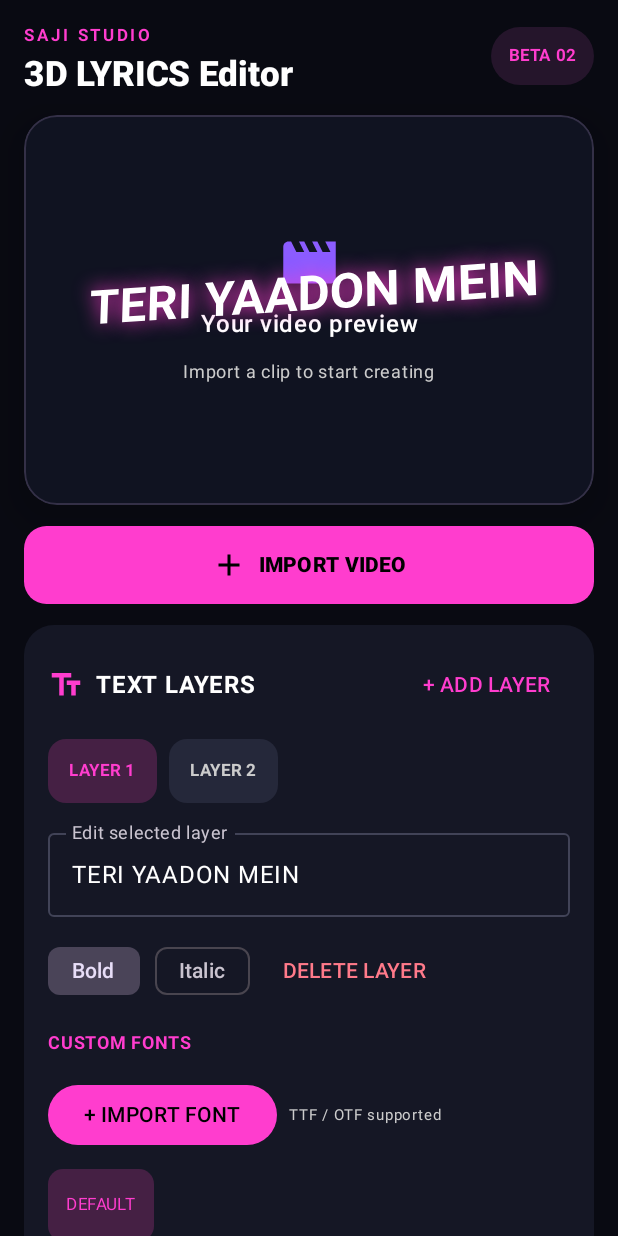
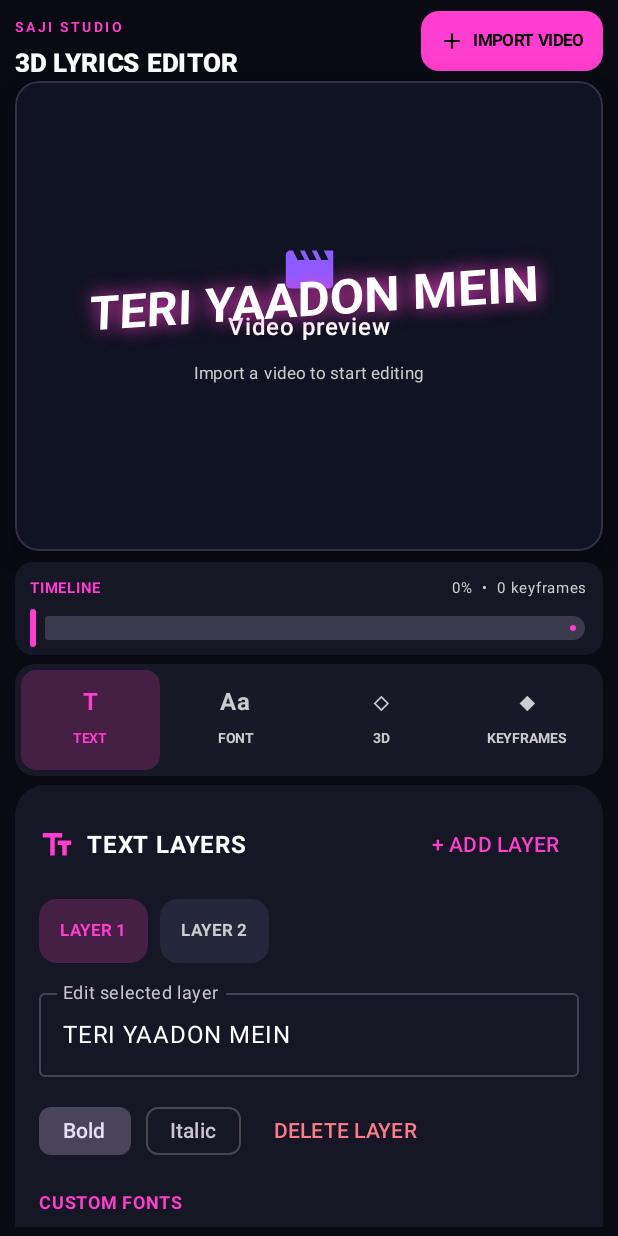
Before and after one commit to sagidsaim001-jpg/3D-LYRICS-Editor, an Android app built with Jetpack Compose: the screen it shows after launch (MainActivity), on a phone screen of 412 x 824 dp. Run offline under Robolectric (Android 15) with nearby library versions, the phone set to English and light mode, and no system bars; 2 statements that could not run were skipped.

Commit message:
Redesign editor with fixed video preview and CapCut-style bottom tool dock

```diff
--- a/app/src/main/java/com/saji/threedlyrics/MainActivity.kt
+++ b/app/src/main/java/com/saji/threedlyrics/MainActivity.kt
@@ -120,68 +120,70 @@ private fun EditorScreen() {
         secondary = Violet, onBackground = Color.White, onSurface = Color.White
     )) {
         Scaffold(containerColor = Night) { padding ->
-            Column(
-                modifier = Modifier.fillMaxSize().padding(padding)
-                    .verticalScroll(rememberScrollState())
-                    .padding(horizontal = 16.dp, vertical = 12.dp),
-                verticalArrangement = Arrangement.spacedBy(14.dp)
-            ) {
-                Row(verticalAlignment = Alignment.CenterVertically, horizontalArrangement = Arrangement.SpaceBetween, modifier = Modifier.fillMaxWidth()) {
+            var activeTool by remember { mutableStateOf("TEXT") }
+            Column(Modifier.fillMaxSize().padding(padding).padding(horizontal = 10.dp, vertical = 6.dp)) {
+                Row(Modifier.fillMaxWidth().height(42.dp), verticalAlignment = Alignment.CenterVertically, horizontalArrangement = Arrangement.SpaceBetween) {
                     Column {
-                        Text("SAJI STUDIO", color = Pink, fontSize = 11.sp, fontWeight = FontWeight.Bold, letterSpacing = 2.sp)
-                        Text("3D LYRICS Editor", color = Color.White, fontSize = 23.sp, fontWeight = FontWeight.ExtraBold)
+                        Text("SAJI STUDIO", color = Pink, fontSize = 9.sp, fontWeight = FontWeight.Bold, letterSpacing = 2.sp)
+                        Text("3D LYRICS EDITOR", color = Color.White, fontSize = 17.sp, fontWeight = FontWeight.ExtraBold)
                     }
-                    Surface(color = Color(0xFF25152B), shape = RoundedCornerShape(50)) {
-                        Text("BETA 02", color = Pink, modifier = Modifier.padding(horizontal = 12.dp, vertical = 7.dp), fontSize = 11.sp, fontWeight = FontWeight.Bold)
+                    Button(onClick = { picker.launch(arrayOf("video/*")) }, shape = RoundedCornerShape(12.dp),
+                        contentPadding = PaddingValues(horizontal = 12.dp, vertical = 7.dp),
+                        colors = ButtonDefaults.buttonColors(containerColor = Pink, contentColor = Color.Black)) {
+                        Icon(Icons.Default.Add, null, modifier = Modifier.size(17.dp)); Spacer(Modifier.width(5.dp))
+                        Text(if (videoUri == null) "IMPORT VIDEO" else "CHANGE VIDEO", fontSize = 11.sp, fontWeight = FontWeight.Bold)
                     }
                 }
-
-                Box(
-                    modifier = Modifier.fillMaxWidth().height(260.dp)
-                        .shadow(18.dp, RoundedCornerShape(22.dp))
-                        .background(Color(0xFF101321), RoundedCornerShape(22.dp))
-                        .border(1.dp, Color(0xFF343047), RoundedCornerShape(22.dp)),
-                    contentAlignment = Alignment.Center
-                ) {
+                Box(Modifier.fillMaxWidth().weight(1f).padding(top = 6.dp, bottom = 7.dp)
+                    .shadow(14.dp, RoundedCornerShape(16.dp))
+                    .background(Color(0xFF101321), RoundedCornerShape(16.dp))
+                    .border(1.dp, Color(0xFF343047), RoundedCornerShape(16.dp)), contentAlignment = Alignment.Center) {
                     if (player != null) {
-                        AndroidView(
-                            factory = { ctx -> PlayerView(ctx).apply { this.player = player; useController = true } },
-                            modifier = Modifier.fillMaxSize()
-                        )
+                        AndroidView(factory = { ctx -> PlayerView(ctx).apply {
+                            this.player = player
+                            useController = true
+                            resizeMode = androidx.media3.ui.AspectRatioFrameLayout.RESIZE_MODE_FIT
+                        } }, modifier = Modifier.fillMaxSize())
                     } else {
-                        Column(horizontalAlignment = Alignment.CenterHorizontally, verticalArrangement = Arrangement.spacedBy(8.dp)) {
-                            Icon(Icons.Default.Movie, null, tint = Violet, modifier = Modifier.size(42.dp))
-                            Text("Your video preview", color = Color.White, fontWeight = FontWeight.SemiBold)
-                            Text("Import a clip to start creating", color = Color.LightGray, fontSize = 12.sp)
+                        Column(horizontalAlignment = Alignment.CenterHorizontally, verticalArrangement = Arrangement.spacedBy(7.dp)) {
+                            Icon(Icons.Default.Movie, null, tint = Violet, modifier = Modifier.size(38.dp))
+                            Text("Video preview", color = Color.White, fontWeight = FontWeight.SemiBold)
+                            Text("Import a video to start editing", color = Color.LightGray, fontSize = 11.sp)
                         }
                     }
-                    PerspectiveText(
-                        text = lyric.ifBlank { "YOUR LYRICS" },
-                        modifier = Modifier.fillMaxSize(),
-                        sizeSp = textSize,
-                        cornerOffsets = listOf(topLeft, topRight, bottomRight, bottomLeft),
-                        glow = glow,
-                        bold = bold,
-                        italic = italic,
-                        fontPath = selectedFontPath,
-                        rotationX = rotateX,
-                        rotationY = rotateY,
-                        translationX = positionX,
-                        translationY = positionY
-                    )
+                    PerspectiveText(text = lyric.ifBlank { "YOUR LYRICS" }, modifier = Modifier.fillMaxSize(),
+                        sizeSp = textSize, cornerOffsets = listOf(topLeft, topRight, bottomRight, bottomLeft),
+                        glow = glow, bold = bold, italic = italic, fontPath = selectedFontPath,
+                        rotationX = rotateX, rotationY = rotateY, translationX = positionX, translationY = positionY)
                 }
-
-                Button(
-                    onClick = { picker.launch(arrayOf("video/*")) },
-                    modifier = Modifier.fillMaxWidth().height(52.dp),
-                    shape = RoundedCornerShape(15.dp),
-                    colors = ButtonDefaults.buttonColors(containerColor = Pink, contentColor = Color.Black)
-                ) {
-                    Icon(Icons.Default.Add, null)
-                    Spacer(Modifier.width(8.dp))
-                    Text(if (videoUri == null) "IMPORT VIDEO" else "CHANGE VIDEO", fontWeight = FontWeight.ExtraBold)
+                Surface(color = Panel, shape = RoundedCornerShape(12.dp), modifier = Modifier.fillMaxWidth()) {
+                    Column(Modifier.padding(horizontal = 10.dp, vertical = 5.dp), verticalArrangement = Arrangement.spacedBy(2.dp)) {
+                        Row(Modifier.fillMaxWidth(), horizontalArrangement = Arrangement.SpaceBetween, verticalAlignment = Alignment.CenterVertically) {
+                            Text("TIMELINE", color = Pink, fontSize = 10.sp, fontWeight = FontWeight.Bold)
+                            Text("${playhead.toInt()}%  •  ${keyframes.size} keyframes", color = Color.LightGray, fontSize = 10.sp)
+                        }
+                        Slider(value = playhead, onValueChange = { playhead = it }, valueRange = 0f..100f,
+                            modifier = Modifier.height(25.dp), colors = SliderDefaults.colors(thumbColor = Pink, activeTrackColor = Pink, inactiveTrackColor = Color(0xFF3B3A4C)))
+                    }
                 }
-
+                Spacer(Modifier.height(6.dp))
+                Row(Modifier.fillMaxWidth().background(Color(0xFF171927), RoundedCornerShape(13.dp)).padding(4.dp),
+                    horizontalArrangement = Arrangement.spacedBy(4.dp)) {
+                    listOf("TEXT", "FONT", "3D", "KEYFRAMES").forEach { tool ->
+                        val active = activeTool == tool
+                        Surface(color = if (active) Color(0xFF452044) else Color.Transparent,
+                            shape = RoundedCornerShape(10.dp), modifier = Modifier.weight(1f).clickable { activeTool = tool }) {
+                            Column(Modifier.padding(vertical = 9.dp), horizontalAlignment = Alignment.CenterHorizontally) {
+                                Text(when(tool) { "TEXT" -> "T"; "FONT" -> "Aa"; "3D" -> "◇"; else -> "◆" },
+                                    color = if (active) Pink else Color.LightGray, fontWeight = FontWeight.Bold, fontSize = 16.sp)
+                                Text(tool, color = if (active) Pink else Color.LightGray, fontSize = 9.sp, fontWeight = FontWeight.Bold)
+                            }
+                        }
+                    }
+                }
+                Column(Modifier.fillMaxWidth().weight(0.92f).padding(top = 6.dp).verticalScroll(rememberScrollState())) {
+                    when(activeTool) {
+                        "TEXT" -> {
                 Surface(color = Panel, shape = RoundedCornerShape(20.dp), modifier = Modifier.fillMaxWidth()) {
                     Column(Modifier.padding(16.dp), verticalArrangement = Arrangement.spacedBy(12.dp)) {
                         Row(verticalAlignment = Alignment.CenterVertically, horizontalArrangement = Arrangement.SpaceBetween, modifier = Modifier.fillMaxWidth()) {
@@ -244,7 +246,33 @@ private fun EditorScreen() {
                         }
                     }
                 }
-
+                        }
+                        "FONT" -> {
+                            Surface(color = Panel, shape = RoundedCornerShape(18.dp), modifier = Modifier.fillMaxWidth()) {
+                                Column(Modifier.padding(14.dp), verticalArrangement = Arrangement.spacedBy(10.dp)) {
+                                    Text("CUSTOM FONT LIBRARY", color = Pink, fontWeight = FontWeight.Bold, fontSize = 13.sp)
+                                    Button(onClick = { fontPicker.launch(arrayOf("font/ttf", "font/otf", "application/octet-stream")) },
+                                        colors = ButtonDefaults.buttonColors(containerColor = Pink, contentColor = Color.Black)) {
+                                        Text("+ IMPORT TTF / OTF FONT")
+                                    }
+                                    Text(fontMessage, color = Color.LightGray, fontSize = 11.sp)
+                                    Row(Modifier.fillMaxWidth().horizontalScroll(rememberScrollState()), horizontalArrangement = Arrangement.spacedBy(8.dp)) {
+                                        Surface(color = if (selectedFontPath == null) Color(0xFF452044) else Color(0xFF25283A),
+                                            shape = RoundedCornerShape(10.dp), modifier = Modifier.clickable { selectedFontPath = null }) {
+                                            Text("DEFAULT", color = if (selectedFontPath == null) Pink else Color.LightGray, modifier = Modifier.padding(12.dp), fontSize = 11.sp)
+                                        }
+                                        customFonts.forEach { path ->
+                                            val label = File(path).name.substringAfter('_').substringBeforeLast('.')
+                                            Surface(color = if (selectedFontPath == path) Color(0xFF452044) else Color(0xFF25283A),
+                                                shape = RoundedCornerShape(10.dp), modifier = Modifier.clickable { selectedFontPath = path }) {
+                                                Text(label, color = if (selectedFontPath == path) Pink else Color.LightGray, modifier = Modifier.padding(12.dp), fontSize = 11.sp)
+                                            }
+                                        }
+                                    }
+                                }
+                            }
+                        }
+                        "3D" -> {
                 Surface(color = Panel, shape = RoundedCornerShape(20.dp), modifier = Modifier.fillMaxWidth()) {
                     Column(Modifier.padding(16.dp), verticalArrangement = Arrangement.spacedBy(10.dp)) {
                         Row(verticalAlignment = Alignment.CenterVertically, horizontalArrangement = Arrangement.SpaceBetween, modifier = Modifier.fillMaxWidth()) {
@@ -271,7 +299,8 @@ private fun EditorScreen() {
                         SliderControl("Neon Glow", glow, 0f, 40f, "") { glow = it }
                     }
                 }
-
+                        }
+                        "KEYFRAMES" -> {
                 Surface(color = Panel, shape = RoundedCornerShape(20.dp), modifier = Modifier.fillMaxWidth()) {
                     Column(Modifier.padding(16.dp), verticalArrangement = Arrangement.spacedBy(9.dp)) {
                         Text("KEYFRAME TIMELINE", color = Pink, fontWeight = FontWeight.Bold, fontSize = 13.sp)
@@ -290,15 +319,10 @@ private fun EditorScreen() {
                         Text("Keyframes currently save timeline markers. Automatic motion interpolation is a later upgrade.", color = Color.LightGray, fontSize = 11.sp)
                     }
                 }
-
-                Surface(color = Color(0xFF21152A), shape = RoundedCornerShape(16.dp), modifier = Modifier.fillMaxWidth()) {
-                    Column(Modifier.padding(14.dp)) {
-                        Text("BETA 03 • CORNER PERSPECTIVE & KEYFRAME MARKERS", color = Pink, fontWeight = FontWeight.Bold, fontSize = 12.sp)
-                        Spacer(Modifier.height(5.dp))
-                        Text("Added editable corner pinning controls, multi-layer lyrics, styling and timeline keyframe markers. Keyframe interpolation, motion tracking and MP4 export are still pending.", color = Color(0xFFD6D1E3), fontSize = 12.sp, lineHeight = 18.sp)
+                        }
                     }
+                    Spacer(Modifier.height(8.dp))
                 }
-                Spacer(Modifier.height(16.dp))
             }
         }
     }
```
